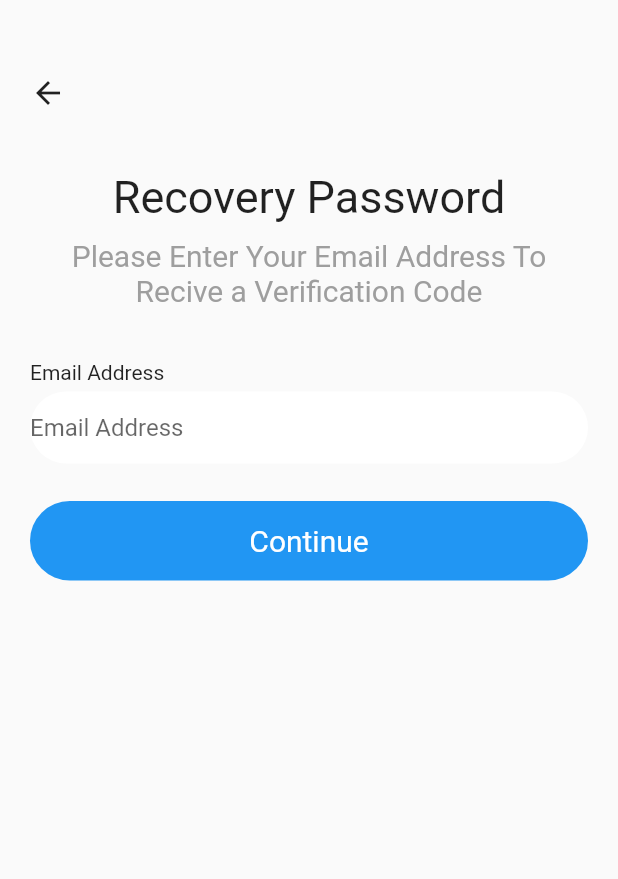
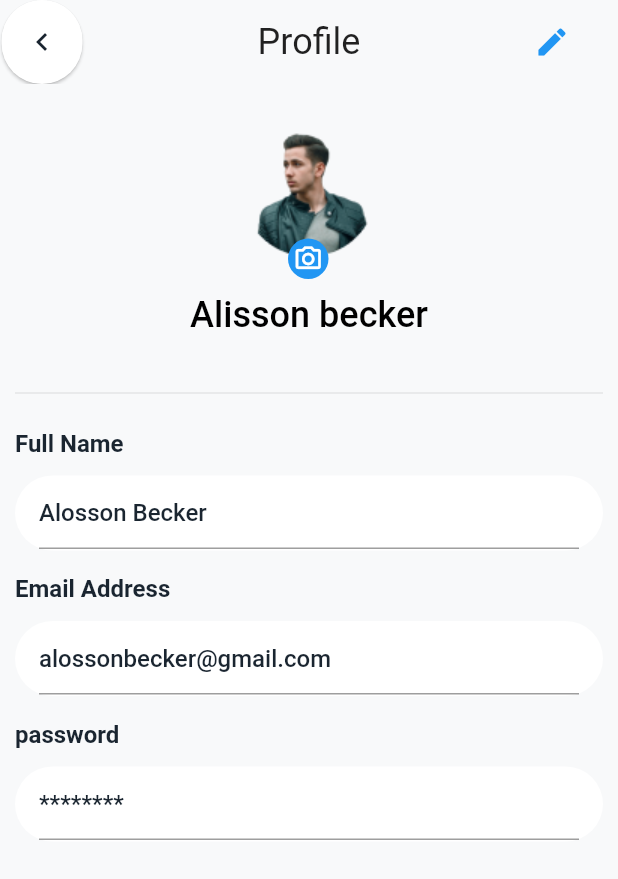
Before and after one commit to raniaryad/Shoes-Ecommerce-App, a Flutter app: the screen it shows after launch, on a phone screen of 412 x 824 dp. Shown: the top 879 px of the screen. Run offline on Flutter 3.47's test engine with Material 2 defaults, Android fonts, the phone set to English and light mode, and no system bars; Roboto replaces fonts that are missing (Airbnb Cereal App).

Commit message:
add profilescreen

```diff
--- a/lib/app.dart
+++ b/lib/app.dart
@@ -1,6 +1,7 @@
 import 'package:flutter/material.dart';
 import 'package:shose_ecommerce/view/foget_password.dart';
 import 'package:shose_ecommerce/view/home.dart';
+import 'package:shose_ecommerce/view/profile.dart';
 import 'package:shose_ecommerce/view/sign_up.dart';
 
 class ShoseEcommerce extends StatelessWidget {
@@ -9,7 +10,7 @@ class ShoseEcommerce extends StatelessWidget {
     return MaterialApp(
       debugShowCheckedModeBanner: false,
       title: "ShoseEcommerce",
-      home: FogetPassword(),
+      home: Profile(),
     );
   }
 }
--- a/lib/core/utils/app_colors.dart
+++ b/lib/core/utils/app_colors.dart
@@ -4,3 +4,15 @@ class AppColors {
   static const Color mainColor = Colors.blue;
   static const Color secondTextColor = Colors.grey;
 }
+
+
+class AppColores {
+  static Color blackColor = const Color(0xff1A2530) ;
+  static Color whitecolor = Colors.white;
+  static Color lightColor = const Color(0xffF8F9FA) ;
+  static Color graycolor = Colors.grey;
+  static Color bluecolor = Colors.blue;
+
+
+
+}
--- a/lib/core/utils/assets_manager.dart
+++ b/lib/core/utils/assets_manager.dart
@@ -1,3 +1,11 @@
+const String imgPath='assets/images';
+class ImgAssets{
+
+  static String sobhan='$imgPath/sobhan.png';
+
+}
+
+
 class AssetsManager {
   static const String root = "assets/images/";
   static const String splash = "splash.png";
--- a/lib/view/profile.dart
+++ b/lib/view/profile.dart
@@ -0,0 +1,113 @@
+
+
+
+import 'package:flutter/cupertino.dart';
+import 'package:flutter/material.dart';
+
+import '../core/utils/app_colors.dart';
+import '../core/utils/assets_manager.dart';
+import '../widgets/custome_profile.dart';
+
+class Profile extends StatefulWidget {
+  Profile({Key? key ,}) :super(key: key);
+
+  @override
+  _ProfileState createState() => _ProfileState();
+}
+
+class _ProfileState extends State<Profile>{
+  @override
+  Widget build(BuildContext context) {
+    return Scaffold(
+        backgroundColor:AppColores.lightColor ,
+
+        appBar:AppBar(
+          backgroundColor: AppColores.lightColor,
+          elevation: 0,
+          leading: Padding(padding: const EdgeInsets.symmetric( horizontal:1),
+            child: FloatingActionButton(
+              backgroundColor: Colors.white,
+              elevation: 0.9,
+              shape: RoundedRectangleBorder(
+                borderRadius: BorderRadius.circular(30),
+              ),
+              onPressed: () {
+               /* Navigator.pushReplacement(context,
+                    MaterialPageRoute(builder: (context) => SideMenue()));*/
+              },
+              child: Icon(Icons.keyboard_arrow_left,color: AppColores.blackColor,),
+            ),),
+
+
+          //title: Center(child: new  Text("Profile",style: Theme.of(context).textTheme.headline5,)),
+          centerTitle: true,
+          title:Text("Profile",style: Theme.of(context).textTheme.headline5,),
+          actions: [
+            IconButton(onPressed: (){
+              Navigator.pushReplacement(context,
+                  MaterialPageRoute(builder: (context) => Profile()));
+            },
+              icon: Icon(Icons.edit),color: Colors.blue,),
+            SizedBox(width: 20,),
+          ],
+        ),
+
+
+
+        body: SingleChildScrollView(
+            child:Container(
+                padding: EdgeInsets.all(10),
+                child:Column(
+                  children: [
+
+
+                    Stack(children: [
+                      SizedBox(width: 120,height: 120,
+                          child:ClipRRect(borderRadius:BorderRadius.circular(100),
+
+                              child: Image.asset(ImgAssets.sobhan))),
+                      //  child: Image.asset("assets/images/sobhan.png"))),
+
+                      Positioned(
+                          bottom: 0,
+                          right: 47,
+                          // left: 0,
+                          // top: 0,
+                          child: Container(
+                            width:27,
+                            height: 27,
+                            decoration: BoxDecoration(borderRadius:BorderRadius.circular(100),
+                                color :AppColores.bluecolor),
+                            child: Icon(Icons.camera_alt_outlined,color: Colors.white,
+                              size: 20,),
+                          )
+                      ) ],)
+
+
+                    ,SizedBox(height: 10,),
+                    Text("Alisson becker",
+                      style: TextStyle(
+                        color: Colors.black,
+                        fontSize: 24,
+                        fontFamily: "Airbnb Cereal App",
+                        fontWeight: FontWeight.w500,
+                      ),
+                    ),
+                    SizedBox(height: 30,),
+
+
+                    Divider(),
+
+
+
+                    textField("Full Name", "Alosson Becker"),
+                    textField("Email Address", "alossonbecker@gmail.com"),
+                    textField("password", "********"),
+
+
+                  ],
+                )
+            )
+        )
+    );
+  }}
--- /dev/null
+++ b/lib/widgets/custome_profile.dart
@@ -0,0 +1,62 @@
+
+
+
+import 'package:flutter/cupertino.dart';
+import 'package:flutter/material.dart';
+import '../core/utils/app_colors.dart';
+
+Widget textField(String text , String placeholder) {
+  return Container(
+
+
+    width: double.infinity,
+    decoration: BoxDecoration(
+      borderRadius: BorderRadius.circular(50),
+    ),
+    child: Column(
+      crossAxisAlignment: CrossAxisAlignment.start,
+      children: [
+        Container(
+          margin: EdgeInsets.fromLTRB(0, 15, 0, 12),
+          child: Text(text,
+
+            style: TextStyle(
+              fontSize: 16,
+              fontWeight: FontWeight.bold,
+              height: 1.25,
+              color: AppColores.blackColor,
+            ),
+          ),
+        ),
+
+
+
+        Container(
+          // searchbuttondTB (1:2110)
+          padding: EdgeInsets.fromLTRB(16, 1, 16, 1),
+          width: double.infinity,
+          decoration: BoxDecoration(
+            color:AppColores.whitecolor,
+            borderRadius: BorderRadius.circular(50),
+          ),
+
+
+          child: TextField(
+              decoration: InputDecoration(
+
+                  floatingLabelBehavior: FloatingLabelBehavior.always,
+                  hintText: placeholder,
+                  fillColor: AppColores.blackColor,
+                  hintStyle: TextStyle(
+                      fontSize: 16, fontWeight: FontWeight.w500,
+                      color: AppColores.blackColor
+                  )
+              )
+          ),
+        )
+      ],
+    ),
+  );
+
+
+}
--- a/pubspec.yaml
+++ b/pubspec.yaml
@@ -60,7 +60,7 @@ flutter:
 
   # To add assets to your application, add an assets section, like this:
   assets:
-    - assets/images/
+   - assets/images/
   #   - images/a_dot_ham.jpeg
 
   # An image asset can refer to one or more resolution-specific "variants", see
```
Also changed, not shown: assets/images/sobhan.png (added), 1 other file.
